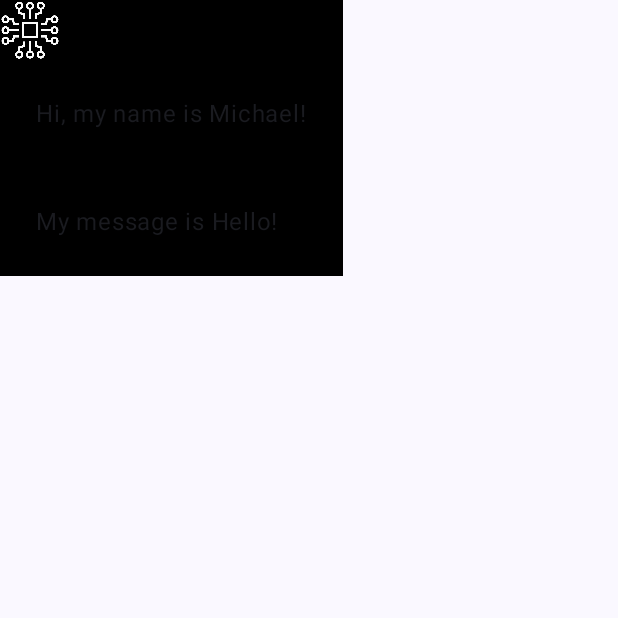
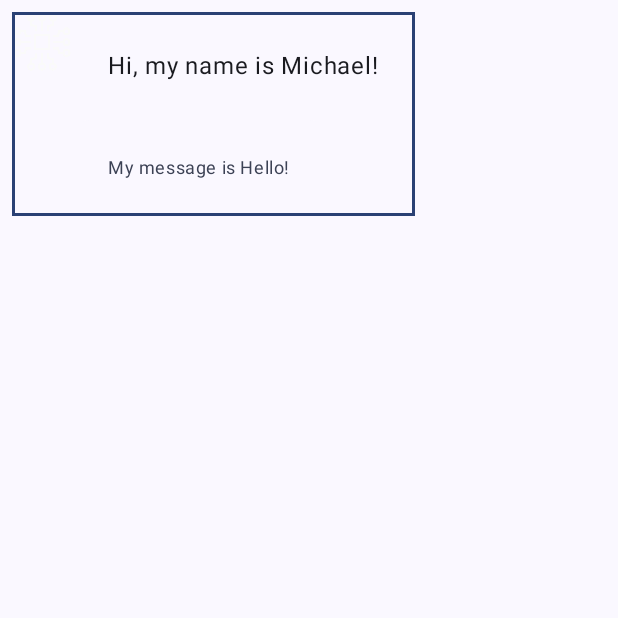
Before and after one commit to Mshnik/RacingRegistersCompanion, an Android app built with Jetpack Compose: the screen it shows after launch (MainActivity), on a phone screen of 412 x 824 dp, the top half of it. Run offline under Robolectric (Android 15) with nearby library versions, the phone set to English and light mode, and no system bars.

Commit message:
More stuff from tutotial

```diff
--- a/app/src/main/java/com/redpup/racingregisters/companion/MainActivity.kt
+++ b/app/src/main/java/com/redpup/racingregisters/companion/MainActivity.kt
@@ -1,16 +1,20 @@
 package com.redpup.racingregisters.companion
 
+import android.content.res.Configuration
 import android.os.Bundle
 import androidx.activity.ComponentActivity
 import androidx.activity.compose.setContent
 import androidx.activity.enableEdgeToEdge
 import androidx.compose.foundation.Image
+import androidx.compose.foundation.border
 import androidx.compose.foundation.layout.Column
+import androidx.compose.foundation.layout.Row
 import androidx.compose.foundation.layout.Spacer
 import androidx.compose.foundation.layout.fillMaxSize
 import androidx.compose.foundation.layout.padding
 import androidx.compose.foundation.layout.size
 import androidx.compose.foundation.layout.width
+import androidx.compose.material3.MaterialTheme
 import androidx.compose.material3.Scaffold
 import androidx.compose.material3.Surface
 import androidx.compose.material3.Text
@@ -19,6 +23,7 @@ import androidx.compose.ui.Alignment
 import androidx.compose.ui.Modifier
 import androidx.compose.ui.graphics.Color
 import androidx.compose.ui.res.painterResource
+import androidx.compose.ui.tooling.preview.Preview
 import androidx.compose.ui.unit.dp
 import com.redpup.racingregisters.companion.ui.theme.RacingRegistersCompanionTheme
 
@@ -43,22 +48,46 @@ data class Message(val author: String, val body: String)
 
 @Composable
 fun Greeting(message: Message, modifier: Modifier = Modifier) {
-  Surface(color = Color.Black) {
-    Column {
+  Row(
+    modifier = modifier
+      .padding(all = 8.dp)
+      .border(1.5.dp, MaterialTheme.colorScheme.primary)
+  ) {
     Image(
       painter = painterResource(R.drawable.circuit),
       contentDescription = "Circuit Image",
-        modifier = modifier.size(40.dp)
+      modifier = modifier
+        .size(40.dp)
     )
+    Column {
       Text(
         text = "Hi, my name is ${message.author}!",
         modifier = modifier.padding(24.dp),
       )
       Spacer(modifier = modifier.width(8.dp))
+      Surface(shape = MaterialTheme.shapes.medium, shadowElevation = 1.dp) {
         Text(
           text = "My message is ${message.body}!",
+          color = MaterialTheme.colorScheme.secondary,
+          style = MaterialTheme.typography.bodySmall,
           modifier = modifier.padding(24.dp)
         )
       }
     }
   }
+}
+
+@Preview(name = "Light Mode")
+@Preview(
+  uiMode = Configuration.UI_MODE_NIGHT_YES,
+  showBackground = true,
+  name = "Dark Mode"
+)
+@Composable
+fun PreviewMessageCard() {
+  RacingRegistersCompanionTheme {
+    Surface {
+      Greeting(message = Message("Michael", "Hello"))
+    }
+  }
+}
```
Lines whose indentation alone changed are shown as unchanged.
